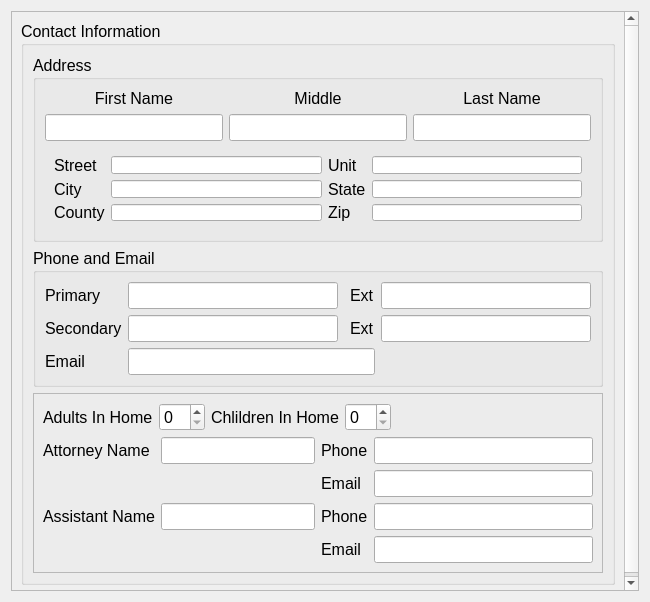
lansdon/cpts483_drc, file drc/gui/persondetailsform.ui: the form before one commit.
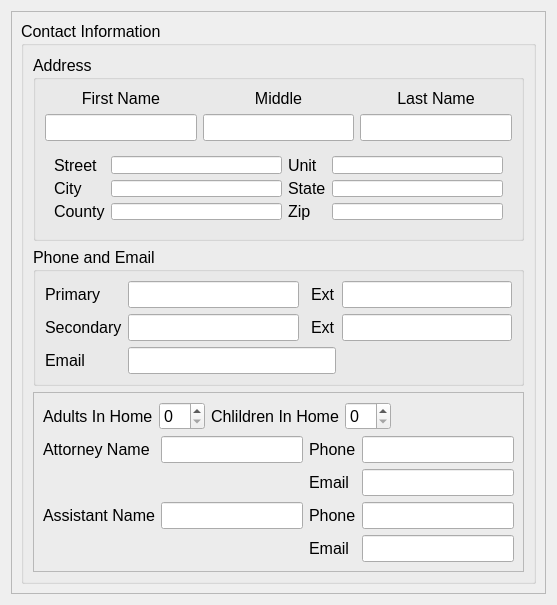
The form after the commit.

```diff
--- a/drc/gui/persondetailsform.ui
+++ b/drc/gui/persondetailsform.ui
@@ -6,8 +6,8 @@
    <rect>
     <x>0</x>
     <y>0</y>
-    <width>650</width>
-    <height>602</height>
+    <width>557</width>
+    <height>605</height>
    </rect>
   </property>
   <property name="sizePolicy">
@@ -27,12 +27,21 @@
   <layout class="QHBoxLayout" name="horizontalLayout_4">
    <item>
     <widget class="QScrollArea" name="scrollArea">
+     <property name="minimumSize">
+      <size>
+       <width>521</width>
+       <height>0</height>
+      </size>
+     </property>
      <property name="maximumSize">
       <size>
        <width>632</width>
        <height>584</height>
       </size>
      </property>
+     <property name="horizontalScrollBarPolicy">
+      <enum>Qt::ScrollBarAlwaysOff</enum>
+     </property>
      <property name="widgetResizable">
       <bool>true</bool>
      </property>
@@ -41,7 +50,7 @@
        <rect>
         <x>0</x>
         <y>0</y>
-        <width>630</width>
+        <width>537</width>
         <height>582</height>
        </rect>
       </property>
@@ -56,8 +65,8 @@
          </property>
          <property name="minimumSize">
           <size>
-           <width>458</width>
-           <height>0</height>
+           <width>478</width>
+           <height>554</height>
           </size>
          </property>
          <property name="maximumSize">
```
